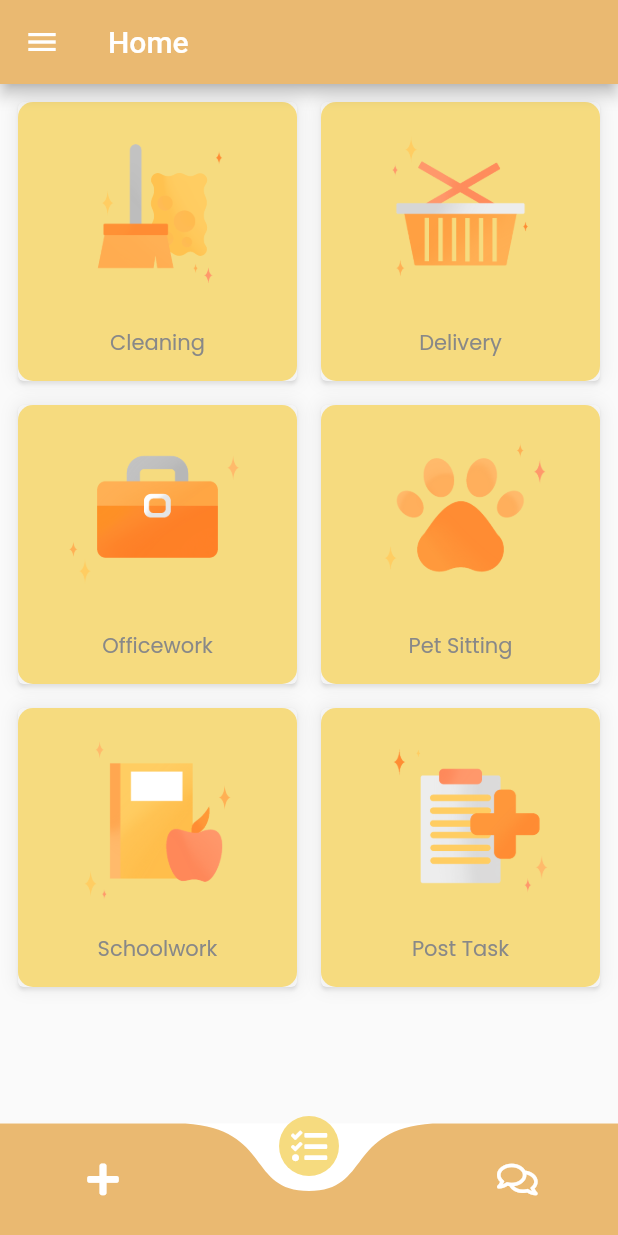
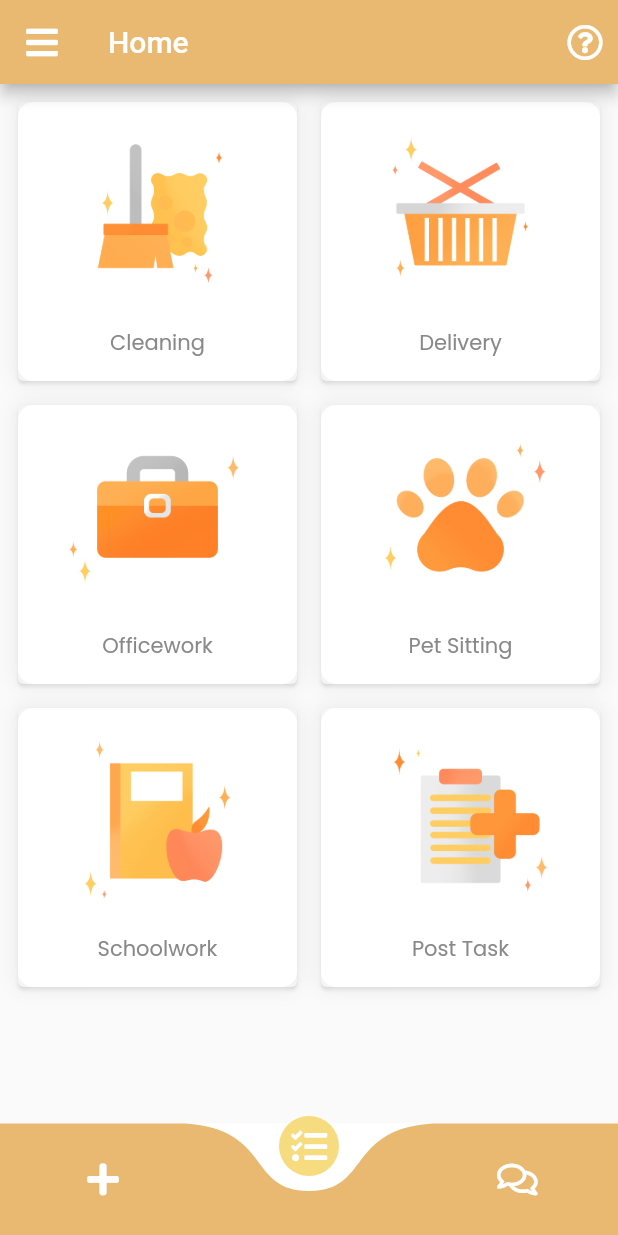
Before and after one commit to jrmgarcia/pasabay_app, a Flutter app: the HomeView screen opened directly, on a phone screen of 412 x 824 dp. Run offline on Flutter 3.47's test engine with Material 2 defaults, Android fonts, the phone set to English and light mode, and no system bars; drawn by our look-alikes of curved_navigation_bar; our stand-ins replace cached_network_image, cloud_firestore, firebase_auth, firebase_storage, font_awesome_flutter, get_it and 5 more; accounts and stored records are empty.

Commit message:
Minor UI changes

```diff
--- a/lib/ui/shared/shared_styles.dart
+++ b/lib/ui/shared/shared_styles.dart
@@ -37,9 +37,9 @@ final mySubtitleStyle1 = TextStyle(
 );
 
 final myBoxDecoration = BoxDecoration(
-  color: Color(0xFFF6DB7F),
+  color: Colors.white,
   borderRadius: BorderRadius.circular(10),
   boxShadow: [
-    BoxShadow(blurRadius: 8, color: Colors.grey[200], spreadRadius: 3)
+    BoxShadow(blurRadius: 9, color: Colors.grey[200], spreadRadius: 3)
   ]
 );
--- a/lib/ui/views/home_view.dart
+++ b/lib/ui/views/home_view.dart
@@ -2,9 +2,9 @@ import 'package:flutter/material.dart';
 import 'package:curved_navigation_bar/curved_navigation_bar.dart';
 import 'package:font_awesome_flutter/font_awesome_flutter.dart';
 import 'package:pasabay_app/ui/shared/my_drawer.dart';
-import 'package:pasabay_app/ui/views/browse_view.dart';
 import 'package:pasabay_app/ui/views/dashboard_view.dart';
 import 'package:pasabay_app/ui/views/posts_view.dart';
+import 'package:pasabay_app/ui/shared/ui_helpers.dart';
 
 void main() => runApp(MaterialApp(home: HomeView()));
 
@@ -19,6 +19,7 @@ class _HomeViewState extends State<HomeView> {
   // Initialize all pages
   final PostsView _postsView = PostsView();
   final DashboardView _dashboardView = DashboardView();
+  final GlobalKey<ScaffoldState> _scaffoldKey = new GlobalKey<ScaffoldState>();
 
   Widget _showPage = DashboardView();
 
@@ -44,10 +45,20 @@ class _HomeViewState extends State<HomeView> {
   @override
   Widget build(BuildContext context) {
     return Scaffold(
+      key: _scaffoldKey,
       appBar: AppBar(
         title: Text("Home", style: TextStyle(color: Colors.white)),
         backgroundColor: Theme.of(context).primaryColor,
         iconTheme: IconThemeData(color: Colors.white),
+        leading: IconButton(
+          tooltip: 'Drawer',
+          icon: Icon(FontAwesomeIcons.bars),
+          onPressed: () => _scaffoldKey.currentState.openDrawer(),
+        ),
+        actions: <Widget>[
+          Icon(FontAwesomeIcons.questionCircle),
+          horizontalSpaceSmall,
+        ],
       ),
       drawer: MyDrawer(),
       body: Container(
```
Also changed, not shown: lib/ui/views/view_post_view.dart (+6 -3 lines), lib/ui/widgets/post_item.dart (+5 -7 lines).
